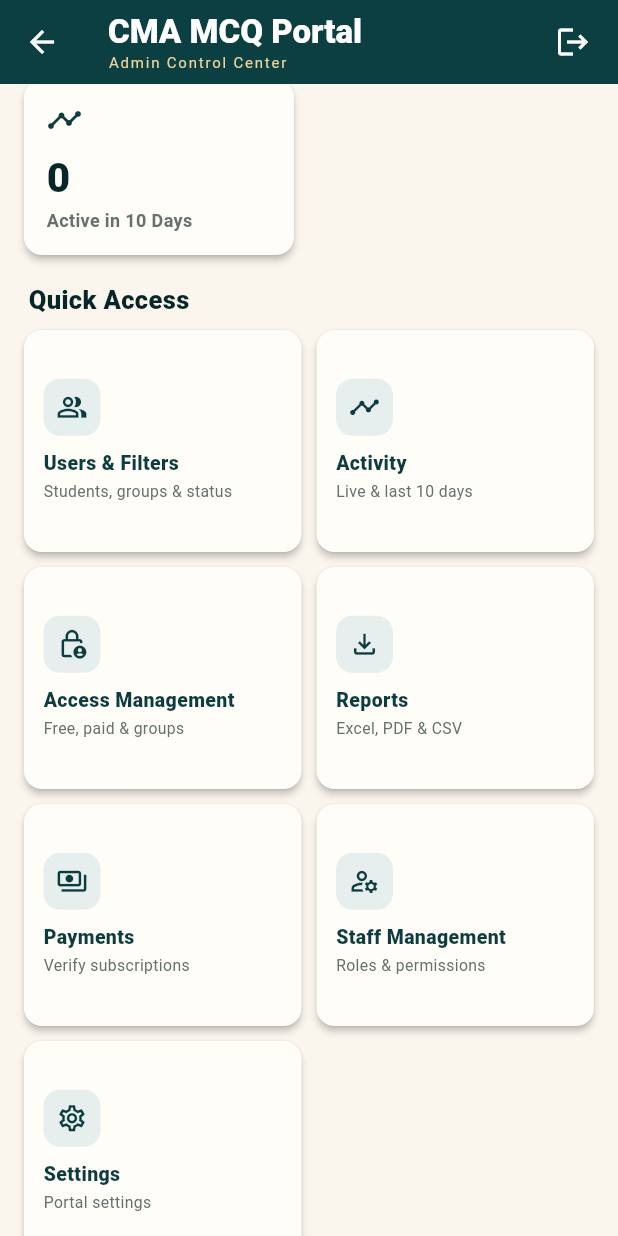
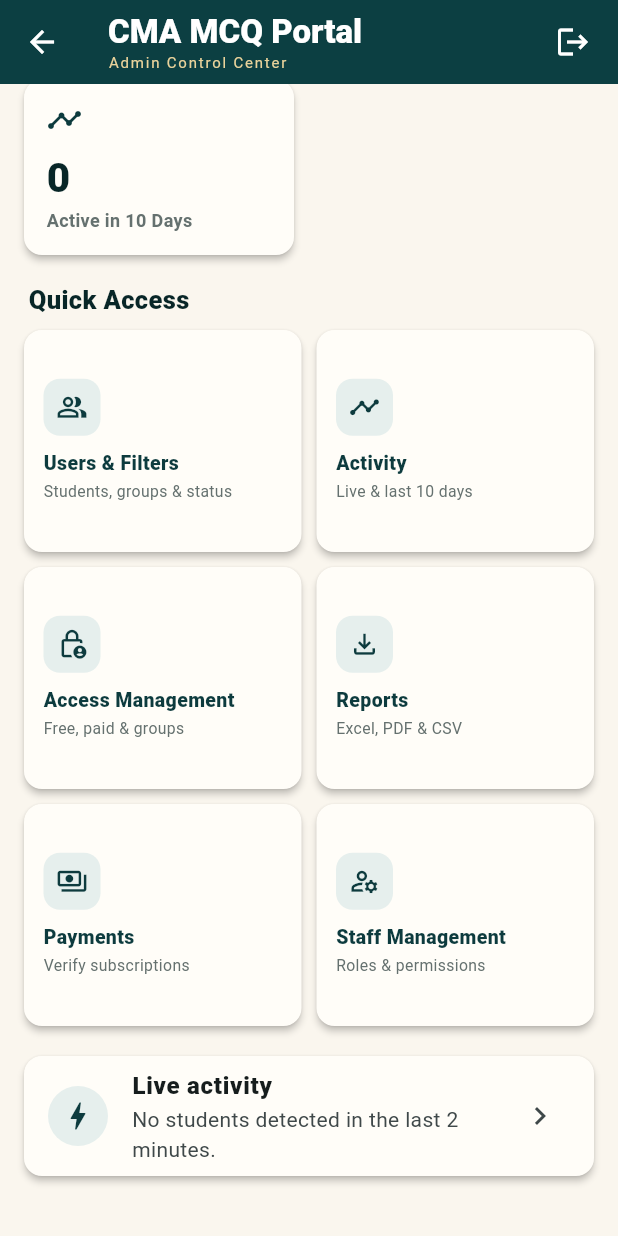
Before and after one commit to rohitfcg123-arch/CMA-MCQ-Portal-Android, a Flutter app: the Dashboard screen opened directly, scrolled down 288 dp, on a phone screen of 412 x 824 dp. Run offline on Flutter 3.47's test engine with Material 3 defaults, Android fonts, the phone set to English and light mode, and no system bars; our stand-ins replace cloud_firestore, firebase_auth, firebase_core, flutter_secure_storage, share_plus, webview_flutter; missing offline and left inert: excel; accounts and stored records are empty.

Commit message:
Fix staff dashboard module list

```diff
--- a/admin_app/lib/main.dart
+++ b/admin_app/lib/main.dart
@@ -276,7 +276,6 @@ class Dashboard extends StatelessWidget {
               if (_can('reports.read')) _action(context,'Reports','Excel, PDF & CSV',Icons.file_download_outlined,const ReportsPage()),
               if (_can('payments.read')) _action(context,'Payments','Verify subscriptions',Icons.payments_outlined,const PaymentsPage()),
               if (_can('staff.read')) _action(context,'Staff Management','Roles & permissions',Icons.manage_accounts_outlined,const StaffPage()),
-              if (_can('settings.read')) _action(context,'Settings','Portal settings',Icons.settings_outlined,const SettingsPage()),
             ],
           ),
           const SizedBox(height:14),
```
